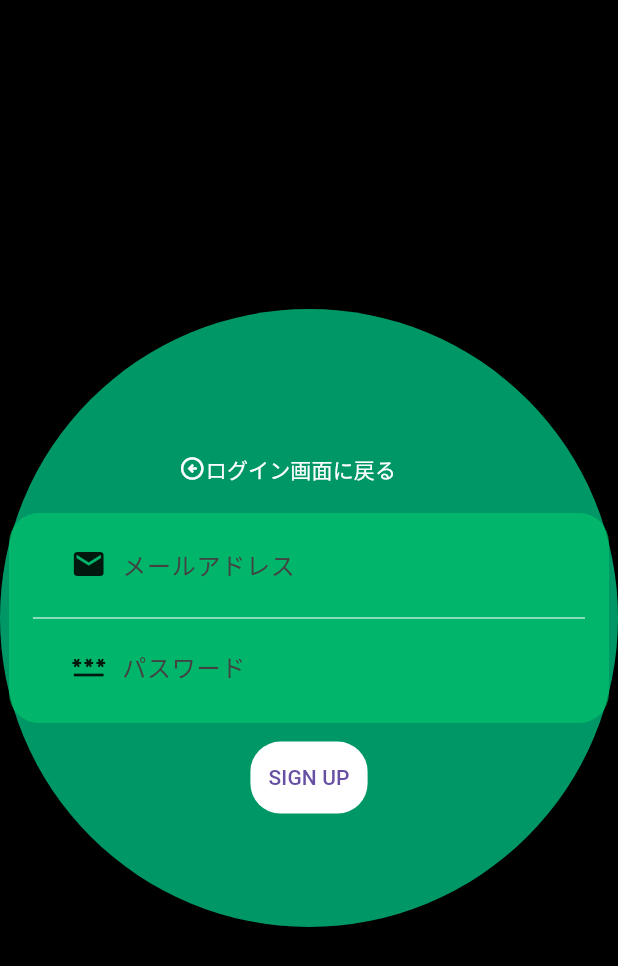
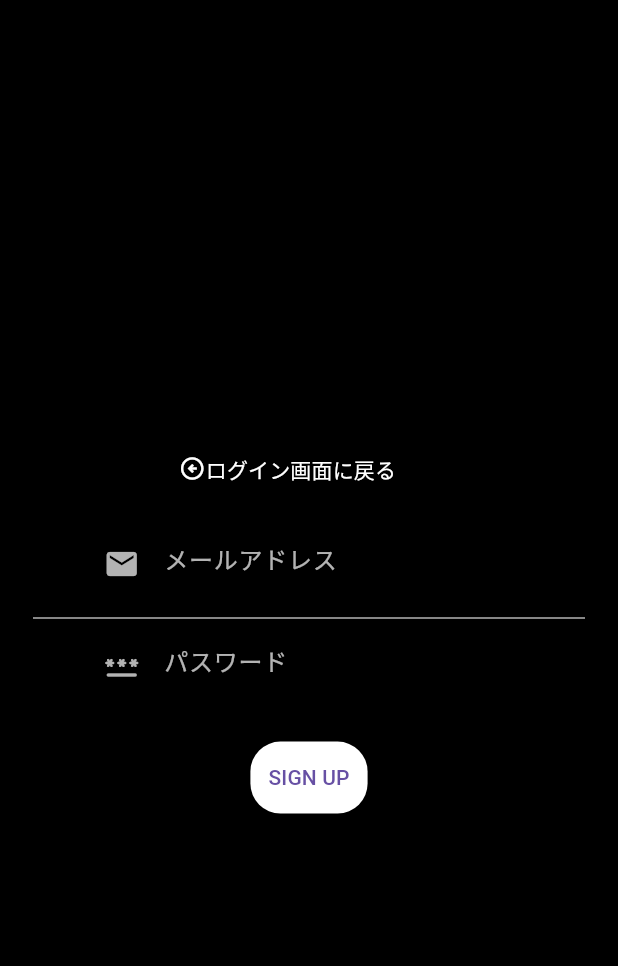
Before and after one commit to boywithdv/training, a Flutter app: the screen it shows after launch, after a tap on "Create Account", on a phone screen of 412 x 824 dp. Shown: the top 966 px of the screen. Run offline on Flutter 3.47's test engine with Material 3 defaults, Android fonts, the phone set to English and light mode, and no system bars; drawn by our look-alikes of animated_background; our stand-ins replace animate_do, circular_countdown_timer, cloud_firestore, firebase_auth, firebase_core, flutter_riverpod and 4 more; accounts and stored records are empty.

Commit message:
新規登録フォームのデザイン修正

```diff
--- a/lib/components/TextFieldComponents.dart
+++ b/lib/components/TextFieldComponents.dart
@@ -29,7 +29,7 @@ class TextFieldComponents extends StatelessWidget {
             width: 400,
             decoration: BoxDecoration(
               borderRadius: BorderRadius.circular(20),
-              color: Color.fromARGB(166, 1, 198, 109),
+              color: Colors.black87,
             ),
             child: Column(
               children: [
@@ -38,8 +38,11 @@ class TextFieldComponents extends StatelessWidget {
                     SizedBox(
                       width: sizedBoxWidth,
                     ),
-                    Icon(Icons.mail),
                     TextFieldForLogin(
+                        icon: Icon(
+                          Icons.mail,
+                          color: Colors.white70,
+                        ),
                         hinttext: "メールアドレス",
                         pw: false,
                         textController: mailController,
@@ -51,8 +54,11 @@ class TextFieldComponents extends StatelessWidget {
                     SizedBox(
                       width: sizedBoxWidth,
                     ),
-                    Icon(Icons.password),
                     TextFieldForLogin(
+                      icon: Icon(
+                        Icons.password_rounded,
+                        color: Colors.white70,
+                      ),
                       hinttext: "パスワード",
                       pw: true,
                       textController: passwordController,
--- a/lib/components/TextFieldForLogin.dart
+++ b/lib/components/TextFieldForLogin.dart
@@ -3,6 +3,7 @@ import 'package:flutter/material.dart';
 class TextFieldForLogin extends StatelessWidget {
   const TextFieldForLogin(
       {super.key,
+      required this.icon,
       required this.hinttext,
       required this.pw,
       required this.textController,
@@ -11,6 +12,7 @@ class TextFieldForLogin extends StatelessWidget {
   final bool pw;
   final TextEditingController textController;
   final void Function(String) onChanged;
+  final Icon icon;
 
   @override
   Widget build(BuildContext context) {
@@ -24,8 +26,9 @@ class TextFieldForLogin extends StatelessWidget {
         controller: textController,
         decoration: InputDecoration(
           border: InputBorder.none,
+          prefixIcon: icon,
           hintText: hinttext,
-          hintStyle: TextStyle(color: Colors.grey.shade800),
+          hintStyle: TextStyle(color: Colors.white70),
         ),
       ),
     ));
--- a/lib/services/Auth/LoginPage.dart
+++ b/lib/services/Auth/LoginPage.dart
@@ -69,6 +69,7 @@ class _LoginPageState extends State<LoginPage> {
                           child: Column(
                             children: <Widget>[
                               TextFieldForLogin(
+                                icon: Icon(Icons.mail),
                                 onChanged: (text) {
                                   model.mail = text;
                                 },
@@ -77,6 +78,7 @@ class _LoginPageState extends State<LoginPage> {
                                 pw: false,
                               ),
                               TextFieldForLogin(
+                                icon: Icon(Icons.password),
                                 onChanged: (text) {
                                   model.password = text;
                                 },
--- a/lib/services/Auth/RegisterForm.dart
+++ b/lib/services/Auth/RegisterForm.dart
@@ -4,7 +4,6 @@ import 'package:provider/provider.dart';
 import 'package:training/components/Circle.dart';
 import 'package:training/components/TextFieldComponents.dart';
 import 'package:training/components/backgroundAnimation.dart';
-import 'package:training/components/menuBarComponents/ThemeColor.dart';
 import 'package:training/controller/RegisterModel.dart';
 
 class RegisterForm extends StatefulWidget {
@@ -28,7 +27,6 @@ class _RegisterFormState extends State<RegisterForm> {
           return Stack(
             children: [
               BackgroundAnimation(),
-              Circle(),
               TextFieldComponents(
                 mailController: model.titleController,
                 passwordController: model.authorController,
@@ -78,7 +76,7 @@ class _RegisterFormState extends State<RegisterForm> {
                       );
                       print('パスワードは６文字以上にしてください');
                     }
-                  } finally {}
+                  }
                 },
               ),
               Column(
```
